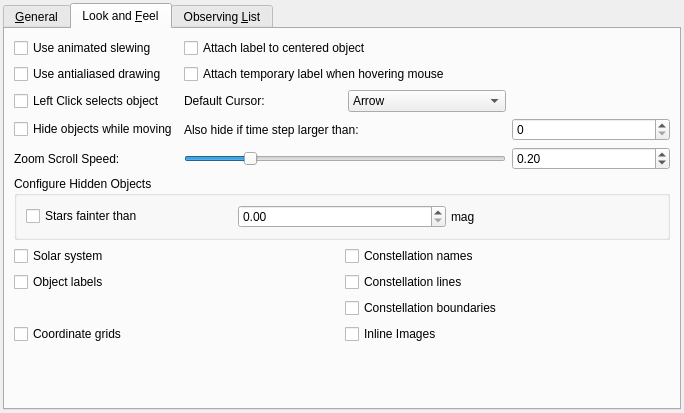
Andre87osx/AstroPi-system, file kstars-astropi/kstars/options/opsadvanced.ui: the form before one commit.
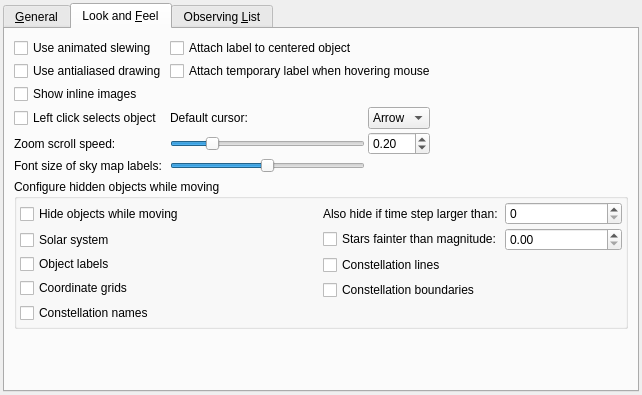
The form after the commit. The open tabs and pages were chosen to show the change. Icons and pictures are not drawn. Custom widgets are drawn as their Qt base class.

```diff
--- a/kstars-astropi/kstars/options/opsadvanced.ui
+++ b/kstars-astropi/kstars/options/opsadvanced.ui
@@ -6,8 +6,8 @@
    <rect>
     <x>0</x>
     <y>0</y>
-    <width>684</width>
-    <height>413</height>
+    <width>642</width>
+    <height>395</height>
    </rect>
   </property>
   <layout class="QVBoxLayout" name="verticalLayout_5">
@@ -29,13 +29,25 @@
    <item>
     <widget class="QTabWidget" name="AdvancedOptionsTabWidget">
      <property name="currentIndex">
-      <number>1</number>
+      <number>0</number>
      </property>
      <widget class="QWidget" name="tab">
       <attribute name="title">
        <string>&amp;General</string>
       </attribute>
       <layout class="QVBoxLayout" name="verticalLayout">
+       <property name="leftMargin">
+        <number>3</number>
+       </property>
+       <property name="topMargin">
+        <number>3</number>
+       </property>
+       <property name="rightMargin">
+        <number>3</number>
+       </property>
+       <property name="bottomMargin">
+        <number>3</number>
+       </property>
        <item>
         <layout class="QHBoxLayout" name="horizontalLayout_3">
          <property name="spacing">
@@ -90,24 +102,24 @@
            </property>
            <layout class="QGridLayout" name="gridLayout">
             <property name="leftMargin">
-             <number>5</number>
+             <number>3</number>
             </property>
             <property name="topMargin">
-             <number>5</number>
+             <number>3</number>
             </property>
             <property name="rightMargin">
-             <number>5</number>
+             <number>3</number>
             </property>
             <property name="bottomMargin">
-             <number>5</number>
+             <number>3</number>
             </property>
             <property name="spacing">
-             <number>5</number>
+             <number>3</number>
             </property>
             <item row="0" column="0">
              <widget class="QLabel" name="label">
               <property name="text">
-               <string>Default DSS Image Size: </string>
+               <string>Default DSS image size:</string>
               </property>
              </widget>
             </item>
@@ -155,7 +167,7 @@
             <item row="1" column="0">
              <widget class="QLabel" name="label_3">
               <property name="text">
-               <string>Padding around Deep Sky Objects:</string>
+               <string>Padding around deep sky objects:</string>
               </property>
              </widget>
             </item>
@@ -205,6 +217,21 @@
           <string>Logging Output</string>
          </property>
          <layout class="QGridLayout" name="gridLayout_4">
+          <property name="leftMargin">
+           <number>3</number>
+          </property>
+          <property name="topMargin">
+           <number>3</number>
+          </property>
+          <property name="rightMargin">
+           <number>3</number>
+          </property>
+          <property name="bottomMargin">
+           <number>3</number>
+          </property>
+          <property name="spacing">
+           <number>3</number>
+          </property>
           <item row="0" column="2" colspan="2">
            <widget class="QRadioButton" name="kcfg_RegularLogging">
             <property name="toolTip">
@@ -253,7 +280,7 @@
           <item row="0" column="6">
            <widget class="QPushButton" name="showLogsB">
             <property name="text">
-             <string>Show Logs</string>
+             <string>Show Logs...</string>
             </property>
            </widget>
           </item>
@@ -395,16 +422,41 @@
       <layout class="QVBoxLayout" name="verticalLayout_3">
        <item>
         <layout class="QGridLayout" name="gridLayout_2">
-         <item row="0" column="0">
-          <widget class="QCheckBox" name="kcfg_UseAnimatedSlewing">
+         <property name="spacing">
+          <number>3</number>
+         </property>
+         <item row="5" column="0">
+          <widget class="QLabel" name="label_2">
            <property name="toolTip">
-            <string>Show slewing motion when focus changes?</string>
-           </property>
-           <property name="whatsThis">
-            <string>If checked, changing the focus position will result in a visible animated &quot;slew&quot; to the new position.  Otherwise, the display will center on the new position instantaneously.</string>
+            <string>Adjust speed of zooming when scrolling in and out with the mouse wheel</string>
            </property>
            <property name="text">
-            <string>Use animated slewing</string>
+            <string>Zoom scroll speed:</string>
+           </property>
+          </widget>
+         </item>
+         <item row="5" column="1">
+          <widget class="QSlider" name="zoomScrollSlider">
+           <property name="sizePolicy">
+            <sizepolicy hsizetype="Expanding" vsizetype="Fixed">
+             <horstretch>0</horstretch>
+             <verstretch>0</verstretch>
+            </sizepolicy>
+           </property>
+           <property name="minimum">
+            <number>1</number>
+           </property>
+           <property name="maximum">
+            <number>100</number>
+           </property>
+           <property name="singleStep">
+            <number>10</number>
+           </property>
+           <property name="value">
+            <number>20</number>
+           </property>
+           <property name="orientation">
+            <enum>Qt::Horizontal</enum>
            </property>
           </widget>
          </item>
@@ -421,13 +473,45 @@
            </property>
           </widget>
          </item>
-         <item row="1" column="0">
-          <widget class="QCheckBox" name="kcfg_UseAntialias">
-           <property name="toolTip">
-            <string>Select this for smoother (but slower) graphics</string>
+         <item row="5" column="3">
+          <spacer name="horizontalSpacer_5">
+           <property name="orientation">
+            <enum>Qt::Horizontal</enum>
            </property>
-           <property name="text">
-            <string>Use antialiased drawing</string>
+           <property name="sizeHint" stdset="0">
+            <size>
+             <width>40</width>
+             <height>20</height>
+            </size>
+           </property>
+          </spacer>
+         </item>
+         <item row="3" column="3">
+          <spacer name="horizontalSpacer_4">
+           <property name="orientation">
+            <enum>Qt::Horizontal</enum>
+           </property>
+           <property name="sizeHint" stdset="0">
+            <size>
+             <width>40</width>
+             <height>20</height>
+            </size>
+           </property>
+          </spacer>
+         </item>
+         <item row="5" column="2">
+          <widget class="QDoubleSpinBox" name="kcfg_ZoomScrollFactor">
+           <property name="minimum">
+            <double>0.010000000000000</double>
+           </property>
+           <property name="maximum">
+            <double>1.000000000000000</double>
+           </property>
+           <property name="singleStep">
+            <double>0.100000000000000</double>
+           </property>
+           <property name="value">
+            <double>0.200000000000000</double>
            </property>
           </widget>
          </item>
@@ -445,20 +529,19 @@
           </widget>
          </item>
          <item row="2" column="0">
-          <widget class="QCheckBox" name="kcfg_LeftClickSelectsObject">
-           <property name="text">
-            <string>Left Click selects object</string>
+          <widget class="QCheckBox" name="kcfg_ShowInlineImages">
+           <property name="toolTip">
+            <string>Show inline images on the sky?</string>
            </property>
-          </widget>
-         </item>
-         <item row="2" column="1">
-          <widget class="QLabel" name="label_6">
+           <property name="whatsThis">
+            <string>If checked, inline images will be shown on the skymap.</string>
+           </property>
            <property name="text">
-            <string>Default Cursor:</string>
+            <string>Show inline images</string>
            </property>
           </widget>
          </item>
-         <item row="2" column="2">
+         <item row="3" column="2">
           <widget class="QComboBox" name="kcfg_DefaultCursor">
            <item>
             <property name="text">
@@ -477,7 +560,90 @@
            </item>
           </widget>
          </item>
+         <item row="1" column="0">
+          <widget class="QCheckBox" name="kcfg_UseAntialias">
+           <property name="toolTip">
+            <string>Select this for smoother (but slower) graphics</string>
+           </property>
+           <property name="text">
+            <string>Use antialiased drawing</string>
+           </property>
+          </widget>
+         </item>
          <item row="3" column="0">
+          <widget class="QCheckBox" name="kcfg_LeftClickSelectsObject">
+           <property name="text">
+            <string>Left click selects object</string>
+           </property>
+          </widget>
+         </item>
+         <item row="3" column="1">
+          <widget class="QLabel" name="label_6">
+           <property name="text">
+            <string>Default cursor:</string>
+           </property>
+          </widget>
+         </item>
+         <item row="0" column="0">
+          <widget class="QCheckBox" name="kcfg_UseAnimatedSlewing">
+           <property name="toolTip">
+            <string>Show slewing motion when focus changes?</string>
+           </property>
+           <property name="whatsThis">
+            <string>If checked, changing the focus position will result in a visible animated &quot;slew&quot; to the new position.  Otherwise, the display will center on the new position instantaneously.</string>
+           </property>
+           <property name="text">
+            <string>Use animated slewing</string>
+           </property>
+          </widget>
+         </item>
+         <item row="6" column="0">
+          <widget class="QLabel" name="label_7">
+           <property name="text">
+            <string>Font size of sky map labels:</string>
+           </property>
+          </widget>
+         </item>
+         <item row="6" column="1">
+          <widget class="QSlider" name="kcfg_LabelFontScaling">
+           <property name="minimum">
+            <number>-100</number>
+           </property>
+           <property name="maximum">
+            <number>100</number>
+           </property>
+           <property name="value">
+            <number>0</number>
+           </property>
+           <property name="orientation">
+            <enum>Qt::Horizontal</enum>
+           </property>
+          </widget>
+         </item>
+        </layout>
+       </item>
+       <item>
+        <widget class="QGroupBox" name="hideObjectsWhileSlewing">
+         <property name="title">
+          <string>Configure hidden objects while moving</string>
+         </property>
+         <layout class="QGridLayout" name="gridLayout_5">
+          <property name="leftMargin">
+           <number>3</number>
+          </property>
+          <property name="topMargin">
+           <number>3</number>
+          </property>
+          <property name="rightMargin">
+           <number>3</number>
+          </property>
+          <property name="bottomMargin">
+           <number>3</number>
+          </property>
+          <property name="spacing">
+           <number>3</number>
+          </property>
+          <item row="0" column="0">
           <widget class="QCheckBox" name="kcfg_HideOnSlew">
            <property name="toolTip">
             <string>Do not draw all objects while the map is moving?</string>
@@ -490,101 +656,22 @@
            </property>
           </widget>
          </item>
-         <item row="3" column="1" colspan="2">
+          <item row="0" column="1" rowspan="2">
+           <layout class="QGridLayout" name="gridLayout_3">
+            <property name="spacing">
+             <number>3</number>
+            </property>
+            <item row="0" column="0">
           <widget class="QLabel" name="textLabelHideTimeStep">
+              <property name="toolTip">
+               <string>Hide objects only if time step is larger than threshold</string>
+              </property>
            <property name="text">
             <string>Also hide if time step larger than:</string>
            </property>
           </widget>
          </item>
-         <item row="3" column="3">
-          <widget class="TimeStepBox" name="SlewTimeScale"/>
-         </item>
-         <item row="4" column="0">
-          <widget class="QLabel" name="label_2">
-           <property name="toolTip">
-            <string>Adjust speed of zooming when scrolling in and out with the mouse wheel</string>
-           </property>
-           <property name="text">
-            <string>Zoom Scroll Speed:</string>
-           </property>
-          </widget>
-         </item>
-         <item row="4" column="1" colspan="2">
-          <widget class="QSlider" name="zoomScrollSlider">
-           <property name="sizePolicy">
-            <sizepolicy hsizetype="Expanding" vsizetype="Fixed">
-             <horstretch>0</horstretch>
-             <verstretch>0</verstretch>
-            </sizepolicy>
-           </property>
-           <property name="minimum">
-            <number>1</number>
-           </property>
-           <property name="maximum">
-            <number>100</number>
-           </property>
-           <property name="singleStep">
-            <number>10</number>
-           </property>
-           <property name="value">
-            <number>20</number>
-           </property>
-           <property name="orientation">
-            <enum>Qt::Horizontal</enum>
-           </property>
-          </widget>
-         </item>
-         <item row="4" column="3">
-          <widget class="QDoubleSpinBox" name="kcfg_ZoomScrollFactor">
-           <property name="minimum">
-            <double>0.010000000000000</double>
-           </property>
-           <property name="maximum">
-            <double>1.000000000000000</double>
-           </property>
-           <property name="singleStep">
-            <double>0.100000000000000</double>
-           </property>
-           <property name="value">
-            <double>0.200000000000000</double>
-           </property>
-          </widget>
-         </item>
-        </layout>
-       </item>
-       <item>
-        <widget class="QGroupBox" name="HideBox">
-         <property name="sizePolicy">
-          <sizepolicy hsizetype="Expanding" vsizetype="Preferred">
-           <horstretch>0</horstretch>
-           <verstretch>0</verstretch>
-          </sizepolicy>
-         </property>
-         <property name="title">
-          <string>Configure Hidden Objects</string>
-         </property>
-         <layout class="QHBoxLayout" name="horizontalLayout_5">
-          <item>
-           <layout class="QVBoxLayout" name="verticalLayout_7">
-            <item>
-             <layout class="QHBoxLayout">
-              <property name="spacing">
-               <number>5</number>
-              </property>
-              <property name="leftMargin">
-               <number>0</number>
-              </property>
-              <property name="topMargin">
-               <number>0</number>
-              </property>
-              <property name="rightMargin">
-               <number>0</number>
-              </property>
-              <property name="bottomMargin">
-               <number>0</number>
-              </property>
-              <item>
+            <item row="1" column="0">
                <widget class="QCheckBox" name="kcfg_HideStars">
                 <property name="toolTip">
                  <string>Hide faint stars while moving?</string>
@@ -593,11 +680,14 @@
                  <string>If checked, then fainter stars will be hidden when the map is in motion.</string>
                 </property>
                 <property name="text">
-                 <string>Stars fainter than</string>
+               <string>Stars fainter than magnitude:</string>
                 </property>
                </widget>
               </item>
-              <item>
+            <item row="0" column="1" colspan="2">
+             <widget class="TimeStepBox" name="SlewTimeScale"/>
+            </item>
+            <item row="1" column="1" colspan="2">
                <widget class="MagnitudeSpinBox" name="kcfg_MagLimitHideStar">
                 <property name="minimumSize">
                  <size>
@@ -613,30 +703,9 @@
                 </property>
                </widget>
               </item>
-              <item>
-               <widget class="QLabel" name="textLabelMag1">
-                <property name="text">
-                 <string>mag</string>
-                </property>
-               </widget>
-              </item>
-             </layout>
-            </item>
-           </layout>
-          </item>
-         </layout>
-        </widget>
-       </item>
-       <item>
-        <layout class="QGridLayout" name="gridLayout_5">
+           </layout>
+          </item>
          <item row="1" column="0">
-          <widget class="QCheckBox" name="kcfg_HideLabels">
-           <property name="text">
-            <string>Object labels</string>
-           </property>
-          </widget>
-         </item>
-         <item row="0" column="0">
           <widget class="QCheckBox" name="kcfg_HidePlanets">
            <property name="toolTip">
             <string>Hide solar system bodies while moving?</string>
@@ -649,7 +718,30 @@
            </property>
           </widget>
          </item>
-         <item row="3" column="0">
+          <item row="2" column="0">
+           <widget class="QCheckBox" name="kcfg_HideLabels">
+            <property name="toolTip">
+             <string>Hide object labels while moving?</string>
+            </property>
+            <property name="text">
+             <string>Object labels</string>
+            </property>
+           </widget>
+          </item>
+          <item row="2" column="1" rowspan="2">
+           <widget class="QCheckBox" name="kcfg_HideCLines">
+            <property name="toolTip">
+             <string>Hide constellation lines while moving?</string>
+            </property>
+            <property name="whatsThis">
+             <string>If checked, then constellation lines will be hidden when the map is in motion.</string>
+            </property>
+            <property name="text">
+             <string>Constellation lines</string>
+            </property>
+           </widget>
+          </item>
+          <item row="3" column="0" rowspan="2">
           <widget class="QCheckBox" name="kcfg_HideGrids">
            <property name="toolTip">
             <string>Hide coordinate grids while moving?</string>
@@ -662,7 +754,20 @@
            </property>
           </widget>
          </item>
-         <item row="0" column="1">
+          <item row="4" column="1">
+           <widget class="QCheckBox" name="kcfg_HideCBounds">
+            <property name="acceptDrops">
+             <bool>false</bool>
+            </property>
+            <property name="toolTip">
+             <string>Hide constellation boundaries while moving?</string>
+            </property>
+            <property name="text">
+             <string>Constellation boundaries</string>
+            </property>
+           </widget>
+          </item>
+          <item row="5" column="0">
           <widget class="QCheckBox" name="kcfg_HideCNames">
            <property name="toolTip">
             <string>Hide constellation names while moving?</string>
@@ -675,40 +780,8 @@
            </property>
           </widget>
          </item>
-         <item row="1" column="1">
-          <widget class="QCheckBox" name="kcfg_HideCLines">
-           <property name="toolTip">
-            <string>Hide constellation lines while moving?</string>
-           </property>
-           <property name="whatsThis">
-            <string>If checked, then constellation lines will be hidden when the map is in motion.</string>
-           </property>
-           <property name="text">
-            <string>Constellation lines</string>
-           </property>
-          </widget>
-         </item>
-         <item row="2" column="1">
-          <widget class="QCheckBox" name="kcfg_HideCBounds">
-           <property name="text">
-            <string>Constellation boundaries</string>
-           </property>
-          </widget>
-         </item>
-         <item row="3" column="1">
-          <widget class="QCheckBox" name="kcfg_ShowInlineImages">
-           <property name="text">
-            <string>Inline Images</string>
-           </property>
-           <property name="toolTip">
-            <string>Show inline images on the sky?</string>
-           </property>
-           <property name="whatsThis">
-            <string>If checked, inline images will be shown on the skymap.</string>
-           </property>
-          </widget>
-         </item>
-        </layout>
+         </layout>
+        </widget>
        </item>
        <item>
         <spacer name="verticalSpacer">
```
Left out of the diff: 4 changed lines with no effect on the pictures. Lines whose indentation alone changed are shown as unchanged.
